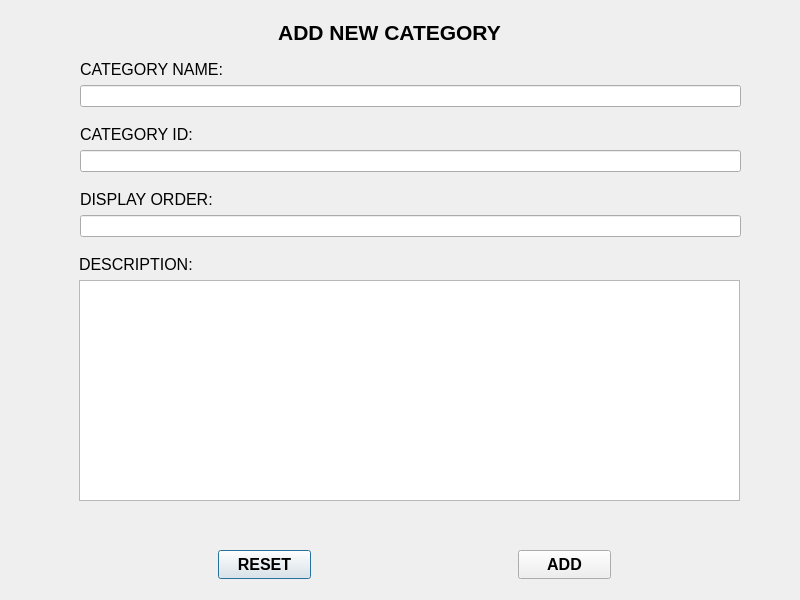
Old version of the form RMS_qt/addcategory.ui in the repository dev-pratik02/RMS.
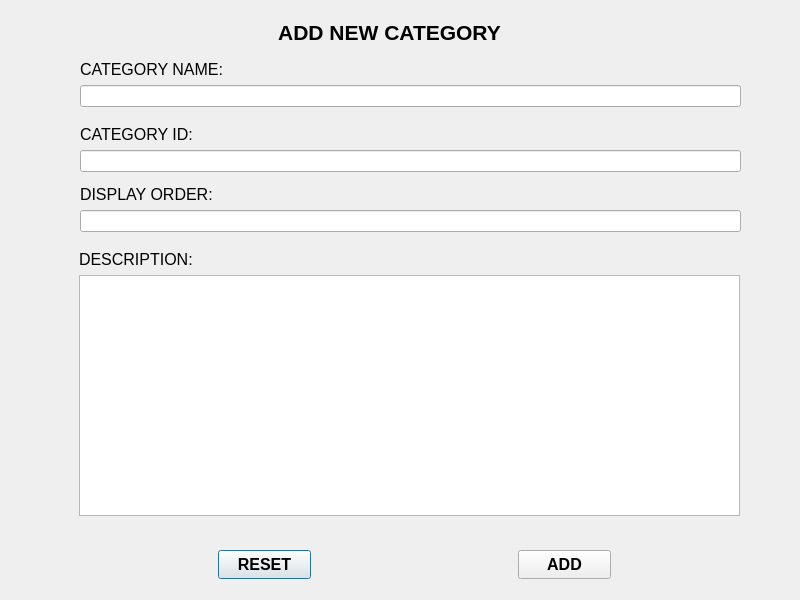
New version of the form.

Patch:
```diff
--- a/RMS_qt/addcategory.ui
+++ b/RMS_qt/addcategory.ui
@@ -23,7 +23,7 @@
    <property name="geometry">
     <rect>
      <x>79</x>
-     <y>255</y>
+     <y>250</y>
      <width>114</width>
      <height>18</height>
     </rect>
@@ -144,9 +144,9 @@
    <property name="geometry">
     <rect>
      <x>79</x>
-     <y>280</y>
+     <y>275</y>
      <width>661</width>
-     <height>221</height>
+     <height>241</height>
     </rect>
    </property>
    <property name="plainText">
@@ -181,7 +181,7 @@
    <property name="geometry">
     <rect>
      <x>80</x>
-     <y>190</y>
+     <y>185</y>
      <width>133</width>
      <height>18</height>
     </rect>
@@ -200,7 +200,7 @@
    <property name="geometry">
     <rect>
      <x>80</x>
-     <y>215</y>
+     <y>210</y>
      <width>661</width>
      <height>22</height>
     </rect>
```
